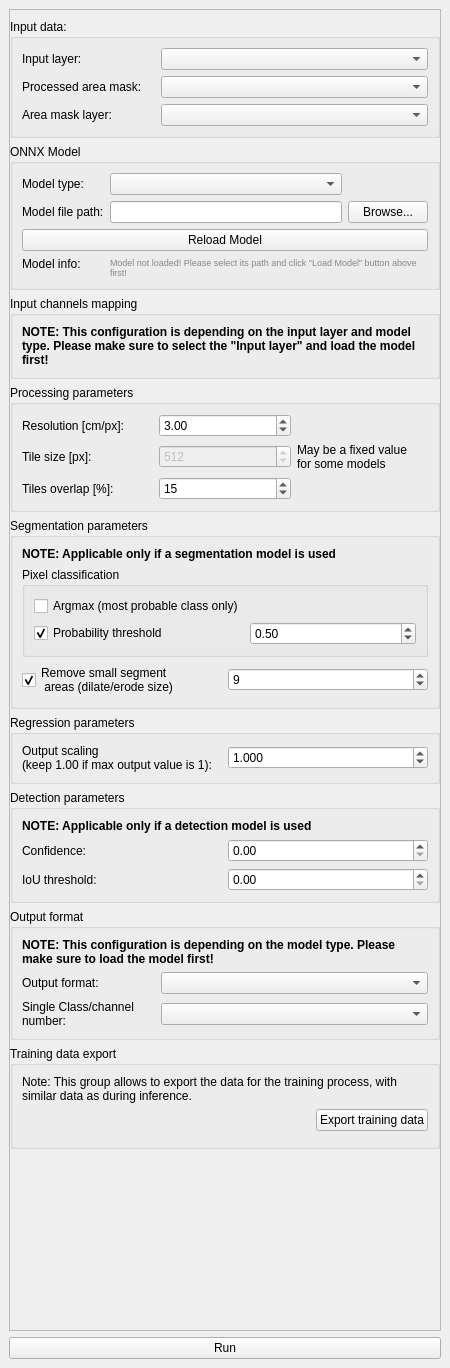
Above: plugin/deep_segmentation_framework/deep_segmentation_framework_dockwidget_base.ui from PUTvision/qgis-plugin-deepness before the change. Below: the same form after it.
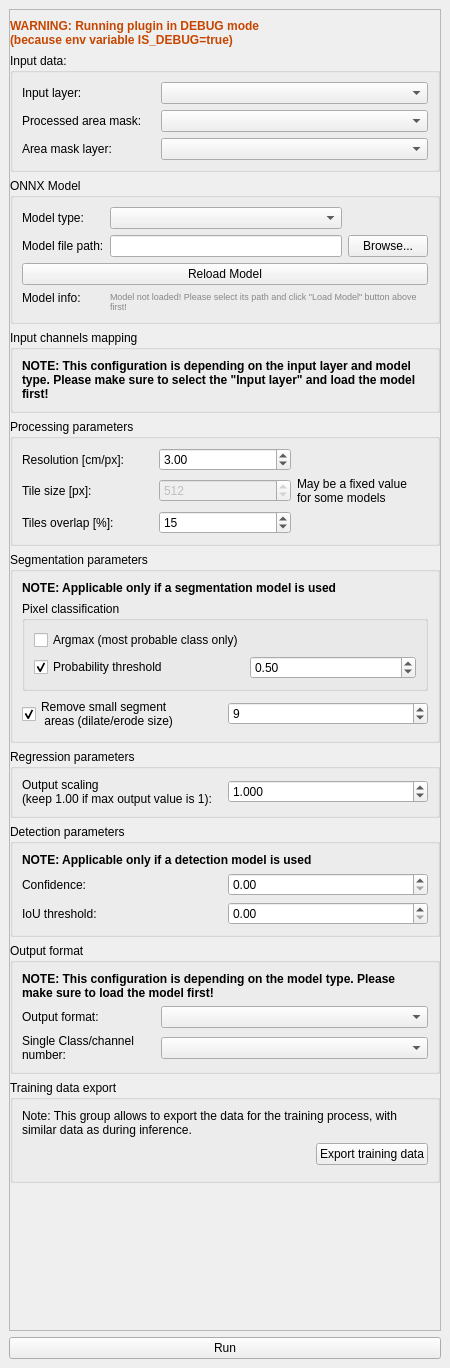
That is the form after the change. Custom widgets are drawn as their Qt base class.

Commit message: IS_DEBUG option added and error messages refactored

Patch:
```diff
--- a/plugin/deep_segmentation_framework/deep_segmentation_framework_dockwidget_base.ui
+++ b/plugin/deep_segmentation_framework/deep_segmentation_framework_dockwidget_base.ui
@@ -25,8 +25,8 @@
         <rect>
          <x>0</x>
          <y>0</y>
-         <width>416</width>
-         <height>1317</height>
+         <width>434</width>
+         <height>1308</height>
         </rect>
        </property>
        <layout class="QVBoxLayout" name="verticalLayout_3">
@@ -39,6 +39,24 @@
         <property name="bottomMargin">
          <number>0</number>
         </property>
+        <item>
+         <widget class="QLabel" name="label_debugModeWarning">
+          <property name="font">
+           <font>
+            <pointsize>9</pointsize>
+            <weight>75</weight>
+            <bold>true</bold>
+           </font>
+          </property>
+          <property name="styleSheet">
+           <string notr="true">color:rgb(198, 70, 0)</string>
+          </property>
+          <property name="text">
+           <string>WARNING: Running plugin in DEBUG mode
+(because env variable IS_DEBUG=true)</string>
+          </property>
+         </widget>
+        </item>
         <item>
          <widget class="QgsCollapsibleGroupBox" name="mGroupBox_3">
           <property name="sizePolicy">
```
The commit also changes 11 other files.
